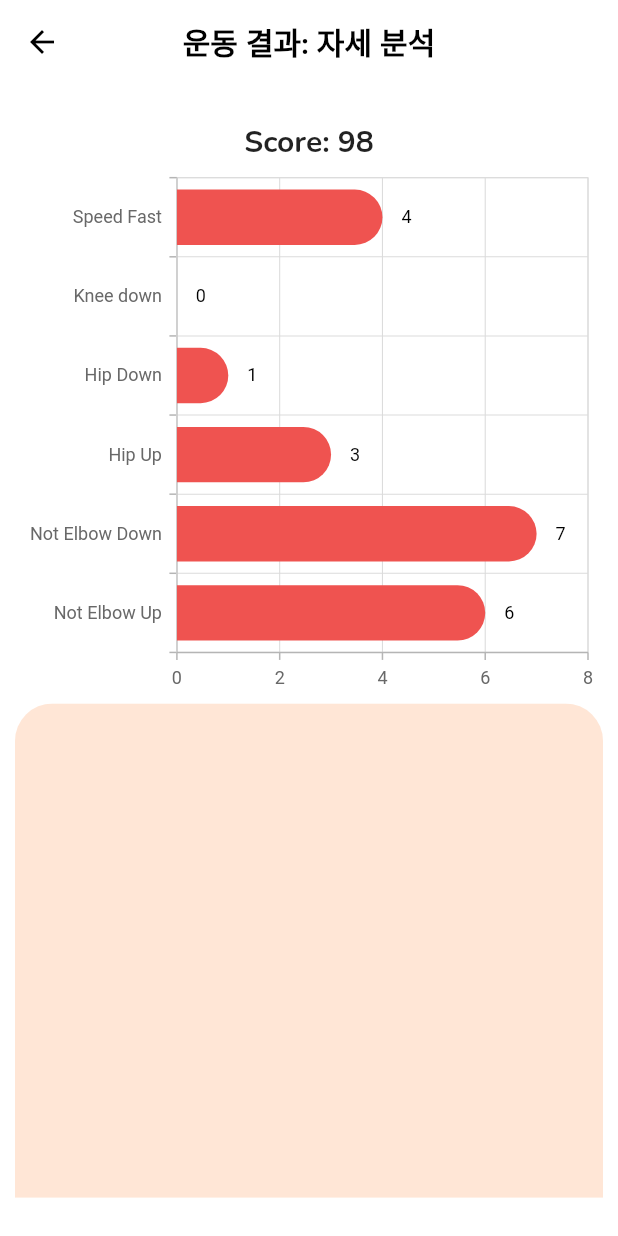
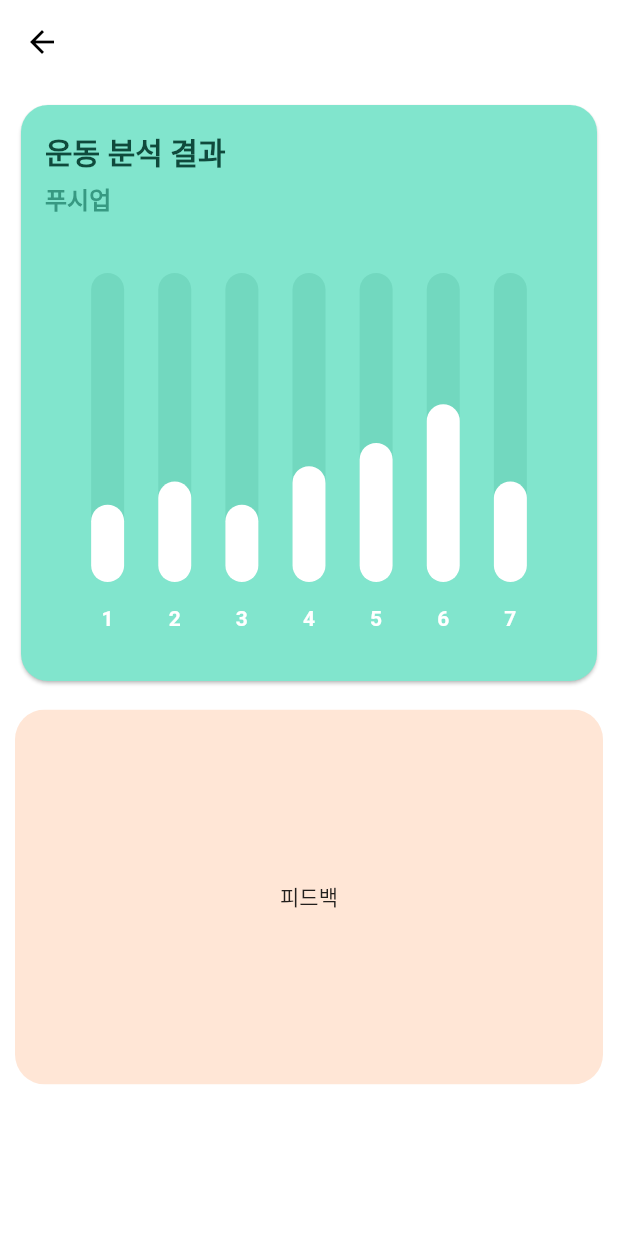
Before and after one commit to MuSeongPark/AI_APP_MyPT_StrongFriends, a Flutter app: the HomePage screen opened directly, after a tap on "당신의 운동을", on a phone screen of 412 x 824 dp. Run offline on Flutter 3.47's test engine with Material 2 defaults, Android fonts, the phone set to English and light mode, and no system bars; drawn by our look-alikes of fl_chart; our stand-ins replace camera, flutter_signin_button, flutter_tts, get, image_picker, line_awesome_flutter and 2 more; missing offline and left inert: google_ml_kit.

Commit message:
Bar Graph UI Ready

```diff
--- /dev/null
+++ b/mypt/lib/components/customized_bar_chart.dart
@@ -0,0 +1,243 @@
+import 'dart:async';
+import 'dart:math';
+import 'package:fl_chart/fl_chart.dart';
+import 'package:flutter/material.dart';
+import 'package:mypt/theme.dart';
+
+class CustomizedBarChart extends StatefulWidget {
+  const CustomizedBarChart({Key? key}) : super(key: key);
+
+  @override
+  State<StatefulWidget> createState() => CustomizedBarChartState();
+}
+
+class CustomizedBarChartState extends State<CustomizedBarChart> {
+  final Color barBackgroundColor = const Color(0xff72d8bf);
+  final Duration animDuration = const Duration(milliseconds: 250);
+
+  int touchedIndex = -1;
+
+  bool isPlaying = false;
+
+  @override
+  Widget build(BuildContext context) {
+    return AspectRatio(
+      aspectRatio: 1,
+      child: Card(
+        shape: RoundedRectangleBorder(borderRadius: BorderRadius.circular(18)),
+        color: const Color(0xff81e5cd),
+        child: Stack(
+          children: <Widget>[
+            Padding(
+              padding: const EdgeInsets.all(16),
+              child: Column(
+                crossAxisAlignment: CrossAxisAlignment.stretch,
+                mainAxisAlignment: MainAxisAlignment.start,
+                mainAxisSize: MainAxisSize.max,
+                children: <Widget>[
+                  const Text(
+                    '운동 분석 결과',
+                    style: TextStyle(
+                        color: Color(0xff0f4a3c),
+                        fontSize: 20,
+                        fontWeight: FontWeight.bold),
+                  ),
+                  const SizedBox(
+                    height: 4,
+                  ),
+                  const Text(
+                    '푸시업', // 서버에서 운동 종목 받아야 함
+                    style: TextStyle(
+                        color: Color(0xff379982),
+                        fontSize: 16,
+                        fontWeight: FontWeight.bold),
+                  ),
+                  const SizedBox(
+                    height: 38,
+                  ),
+                  Expanded(
+                    child: Padding(
+                      padding: const EdgeInsets.symmetric(horizontal: 8.0),
+                      child: BarChart(
+                        mainBarData(),
+                        swapAnimationDuration: animDuration,
+                      ),
+                    ),
+                  ),
+                  const SizedBox(
+                    height: 12,
+                  ),
+                ],
+              ),
+            ),
+          ],
+        ),
+      ),
+    );
+  }
+
+  BarChartGroupData makeGroupData(
+    int x,
+    double y, {
+    bool isTouched = false,
+    Color barColor = Colors.white,
+    double width = 22,
+    List<int> showTooltips = const [],
+  }) {
+    return BarChartGroupData(
+      x: x,
+      barRods: [
+        BarChartRodData(
+          y: isTouched ? y + 1 : y,
+          colors: isTouched ? [Colors.yellow] : [barColor],
+          width: width,
+          borderSide: isTouched
+              ? BorderSide(color: Colors.yellow, width: 1)
+              : const BorderSide(color: Colors.white, width: 0),
+          backDrawRodData: BackgroundBarChartRodData(
+            show: true,
+            y: 20,
+            colors: [barBackgroundColor],
+          ),
+        ),
+      ],
+      showingTooltipIndicators: showTooltips,
+    );
+  }
+
+  // 서버에서 값 받아오기
+  List<BarChartGroupData> showingGroups() => List.generate(7, (i) {
+        switch (i) {
+          case 0:
+            return makeGroupData(0, 5, isTouched: i == touchedIndex);
+          case 1:
+            return makeGroupData(1, 6.5, isTouched: i == touchedIndex);
+          case 2:
+            return makeGroupData(2, 5, isTouched: i == touchedIndex);
+          case 3:
+            return makeGroupData(3, 7.5, isTouched: i == touchedIndex);
+          case 4:
+            return makeGroupData(4, 9, isTouched: i == touchedIndex);
+          case 5:
+            return makeGroupData(5, 11.5, isTouched: i == touchedIndex);
+          case 6:
+            return makeGroupData(6, 6.5, isTouched: i == touchedIndex);
+          default:
+            return throw Error();
+        }
+      });
+
+  BarChartData mainBarData() {
+    return BarChartData(
+      barTouchData: BarTouchData(
+        touchTooltipData: BarTouchTooltipData(
+            tooltipBgColor: Colors.blueGrey,
+            getTooltipItem: (group, groupIndex, rod, rodIndex) {
+              String weekDay;
+              switch (group.x.toInt()) {
+                case 0:
+                  weekDay = 'Not Elbow Up';
+                  break;
+                case 1:
+                  weekDay = 'Not Elbow Down';
+                  break;
+                case 2:
+                  weekDay = 'Hip Up';
+                  break;
+                case 3:
+                  weekDay = 'Hip Down';
+                  break;
+                case 4:
+                  weekDay = 'Knee down';
+                  break;
+                case 5:
+                  weekDay = 'Saturday';
+                  break;
+                case 6:
+                  weekDay = 'Speed Fast';
+                  break;
+                default:
+                  throw Error();
+              }
+              return BarTooltipItem(
+                weekDay + '\n',
+                const TextStyle(
+                  color: Colors.white,
+                  fontWeight: FontWeight.bold,
+                  fontSize: 18,
+                ),
+                children: <TextSpan>[
+                  TextSpan(
+                    text: (rod.y - 1).toString(),
+                    style: const TextStyle(
+                      color: Colors.yellow,
+                      fontSize: 16,
+                      fontWeight: FontWeight.w500,
+                    ),
+                  ),
+                ],
+              );
+            }),
+        touchCallback: (FlTouchEvent event, barTouchResponse) {
+          setState(() {
+            if (!event.isInterestedForInteractions ||
+                barTouchResponse == null ||
+                barTouchResponse.spot == null) {
+              touchedIndex = -1;
+              return;
+            }
+            touchedIndex = barTouchResponse.spot!.touchedBarGroupIndex;
+          });
+        },
+      ),
+      titlesData: FlTitlesData(
+        show: true,
+        rightTitles: SideTitles(showTitles: false),
+        topTitles: SideTitles(showTitles: false),
+        bottomTitles: SideTitles(
+          showTitles: true,
+          getTextStyles: (context, value) => const TextStyle(
+              color: Colors.white, fontWeight: FontWeight.bold, fontSize: 14),
+          margin: 16,
+          getTitles: (double value) {
+            switch (value.toInt()) {
+              case 0:
+                return '1';
+              case 1:
+                return '2';
+              case 2:
+                return '3';
+              case 3:
+                return '4';
+              case 4:
+                return '5';
+              case 5:
+                return '6';
+              case 6:
+                return '7';
+              default:
+                return '';
+            }
+          },
+        ),
+        leftTitles: SideTitles(
+          showTitles: false,
+        ),
+      ),
+      borderData: FlBorderData(
+        show: false,
+      ),
+      barGroups: showingGroups(),
+      gridData: FlGridData(show: false),
+    );
+  }
+
+  Future<dynamic> refreshState() async {
+    setState(() {});
+    await Future<dynamic>.delayed(
+        animDuration + const Duration(milliseconds: 50));
+    if (isPlaying) {
+      await refreshState();
+    }
+  }
+}
--- a/mypt/lib/screens/analysis/bar_chart_page.dart
+++ b/mypt/lib/screens/analysis/bar_chart_page.dart
@@ -1,139 +1,36 @@
 import 'package:flutter/material.dart';
+import 'package:mypt/components/customized_bar_chart.dart';
 import 'package:mypt/theme.dart';
-import 'package:syncfusion_flutter_charts/charts.dart';
+import 'package:mypt/utils/build_no_title_appbar.dart';
 
-class BarChartPage extends StatefulWidget {
-  @override
-  State<BarChartPage> createState() => _BarChartPageState();
-}
-
-class _BarChartPageState extends State<BarChartPage> {
-  late List<GDPData> _chartData;
-  late TooltipBehavior _tooltipBehavior;
-
-  @override
-  void initState() {
-    _chartData = getChartData();
-    _tooltipBehavior = TooltipBehavior(enable: true);
-    super.initState();
-  }
+class ResultPage3 extends StatelessWidget {
+  const ResultPage3({Key? key}) : super(key: key);
 
   @override
   Widget build(BuildContext context) {
     return Scaffold(
-      appBar: AppBar(
-        title: Text(
-          '운동 결과: 자세 분석',
-          style: subHeader,
-          textAlign: TextAlign.center,
-        ),
-        backgroundColor: Colors.white,
-        foregroundColor: Colors.black,
-        elevation: 0,
-        centerTitle: true,
-      ),
+      appBar: buildNoTitleAppBar(),
       body: Container(
         padding: EdgeInsets.all(10),
         child: Column(
-          mainAxisAlignment: MainAxisAlignment.center,
+          mainAxisAlignment: MainAxisAlignment.start,
           children: [
-            Text(
-              'Score: 98',
-              style: subHeader,
-              textAlign: TextAlign.center,
-            ),
-            Flexible(
-              flex: 1,
-              child: _buildBarChart(),
-            ),
-            Flexible(
-              flex: 1,
-              child: Positioned(
-                bottom: 0,
-                child: ClipRRect(
-                  borderRadius: BorderRadius.only(
-                    topLeft: Radius.circular(25),
-                    topRight: Radius.circular(25),
-                  ),
-                  child: Container(
-                    height: MediaQuery.of(context).size.height * 0.4,
-                    width: double.infinity,
-                    color: kLightIvoryColor,
-                  ),
+            CustomizedBarChart(),
+            Container(
+              margin: EdgeInsets.only(top: 15),
+              child: ClipRRect(
+                borderRadius: BorderRadius.circular(20),
+                child: Container(
+                  height: 250,
+                  width: double.infinity,
+                  color: kLightIvoryColor,
+                  child: Center(child: Text('피드백')),
                 ),
               ),
-            )
+            ),
           ],
         ),
       ),
     );
   }
-
-  Widget _buildBarChart() {
-    return Scaffold(
-      body: SfCartesianChart(
-        tooltipBehavior: _tooltipBehavior,
-        series: <ChartSeries>[
-          BarSeries<GDPData, String>(
-            color: Colors.red[400],
-            borderRadius: BorderRadius.only(
-              topRight: Radius.circular(20),
-              bottomRight: Radius.circular(20),
-            ),
-            name: '잘못된 자세',
-            dataSource: _chartData,
-            xValueMapper: (GDPData gdp, _) => gdp.continent,
-            yValueMapper: (GDPData gdp, _) => gdp.gdp,
-            dataLabelSettings: DataLabelSettings(isVisible: true),
-            enableTooltip: true,
-          )
-        ],
-        primaryXAxis: CategoryAxis(),
-        primaryYAxis: NumericAxis(
-          edgeLabelPlacement: EdgeLabelPlacement.shift,
-        ),
-      ),
-    );
-  }
-
-  SfCircularChart _buildRadialChart() {
-    return SfCircularChart(
-      tooltipBehavior: _tooltipBehavior,
-      series: <CircularSeries>[
-        RadialBarSeries<GDPData, String>(
-          dataSource: _chartData,
-          xValueMapper: (GDPData data, _) => data.continent,
-          yValueMapper: (GDPData data, _) => data.gdp,
-          dataLabelSettings: const DataLabelSettings(
-            isVisible: false,
-            textStyle: TextStyle(
-              fontFamily: 'Nunito',
-              fontWeight: FontWeight.w700,
-            ),
-          ),
-          enableTooltip: true,
-          cornerStyle: CornerStyle.bothCurve,
-          maximumValue: 150,
-        )
-      ],
-    );
-  }
-
-  List<GDPData> getChartData() {
-    final List<GDPData> chartData = [
-      GDPData('Not Elbow Up', 6),
-      GDPData('Not Elbow Down', 7),
-      GDPData('Hip Up', 3),
-      GDPData('Hip Down', 1),
-      GDPData('Knee down', 0),
-      GDPData('Speed Fast', 4),
-    ];
-    return chartData;
-  }
 }
-
-class GDPData {
-  GDPData(this.continent, this.gdp);
-  final String continent;
-  final int gdp;
-}
--- a/mypt/lib/screens/main_page.dart
+++ b/mypt/lib/screens/main_page.dart
@@ -3,6 +3,7 @@ import 'package:get/get.dart';
 import 'package:mypt/components/exercise_grid.dart';
 import 'package:mypt/data/muscle_list.dart';
 import 'package:mypt/screens/analysis/analysis_page.dart';
+import 'package:mypt/screens/analysis/old_bar_chart_page.dart';
 import 'package:mypt/screens/analysis/bar_chart_page.dart';
 import 'package:mypt/screens/camera_testing_page.dart';
 import 'package:mypt/screens/workout_description_page.dart';
@@ -58,7 +59,7 @@ class MainPage extends StatelessWidget {
           ),
           InkWell(
             onTap: () {
-              Get.to(BarChartPage());
+              Get.to(ResultPage3());
               //Get.to(AnalysisPage('chest'));
             },
             child: ClipRRect(
--- a/mypt/pubspec.yaml
+++ b/mypt/pubspec.yaml
@@ -44,6 +44,7 @@ dependencies:
   image_picker: ^0.7.2
   flutter_tts: ^3.2.2
   youtube_player_iframe: ^2.2.2
+  fl_chart: ^0.40.2
 
 dev_dependencies:
   flutter_test:
```
Also changed, not shown: mypt/lib/screens/analysis/old_bar_chart_page.dart (added, +139 -0 lines), mypt/pubspec.lock.
